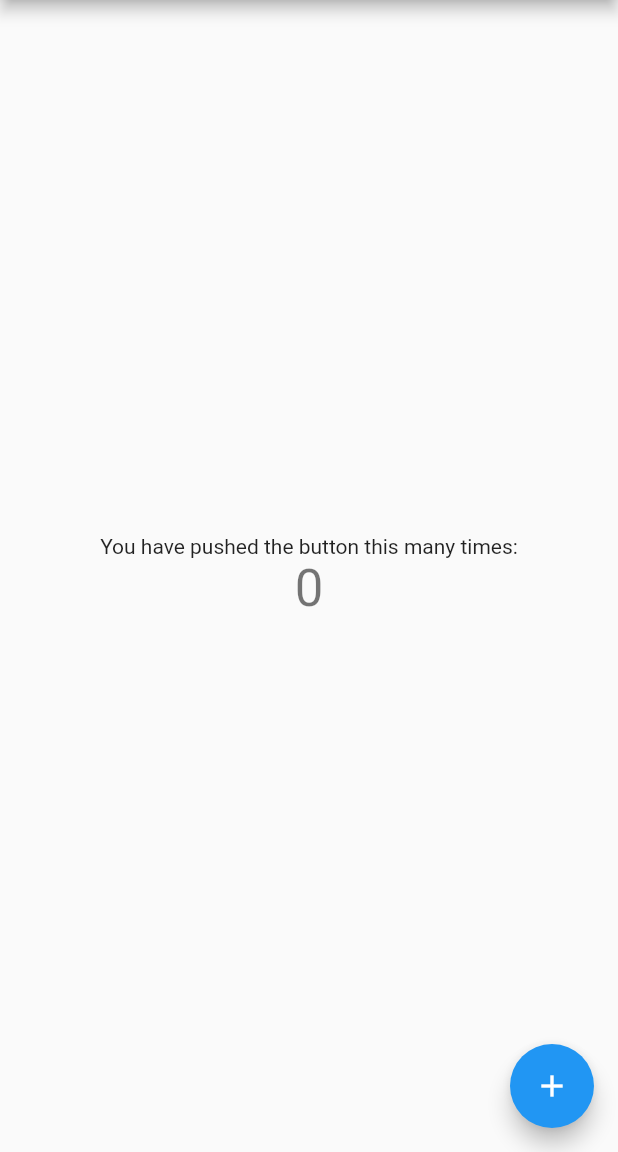
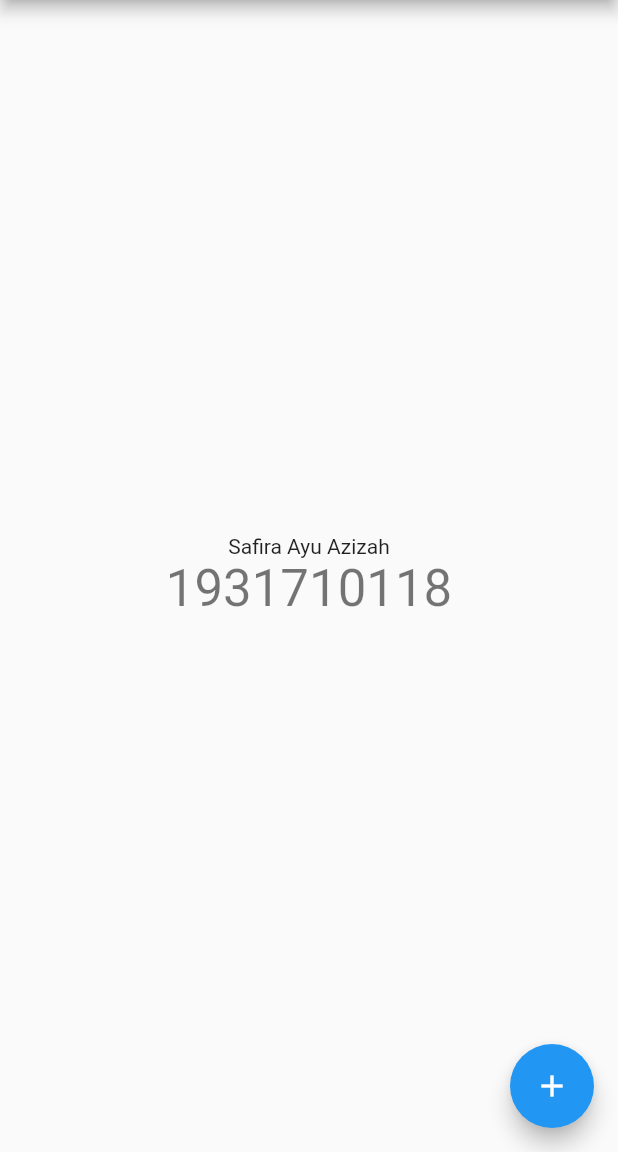
Before and after one commit to safiraayuazizah/hello_world, a Flutter app: the screen it shows after launch, on a phone screen of 412 x 824 dp, the part 84-1236 px from its top. Run offline on Flutter 3.47's test engine with Material 2 defaults, Android fonts, the phone set to English and light mode, and no system bars.

```diff
--- a/lib/main.dart
+++ b/lib/main.dart
@@ -9,7 +9,7 @@ class MyApp extends StatelessWidget {
   @override
   Widget build(BuildContext context) {
     return MaterialApp(
-      title: 'Flutter Demo',
+      title: 'Tugas Pertama Flutter',
       theme: ThemeData(
         // This is the theme of your application.
         //
@@ -94,10 +94,10 @@ class _MyHomePageState extends State<MyHomePage> {
           mainAxisAlignment: MainAxisAlignment.center,
           children: <Widget>[
             Text(
-              'You have pushed the button this many times:',
+              'Safira Ayu Azizah',
             ),
             Text(
-              '$_counter',
+              '1931710118',
               style: Theme.of(context).textTheme.headline4,
             ),
           ],
```
Also changed, not shown: images/praktikum.jpg (added), images/tugas.jpg (added), 1 other file.
